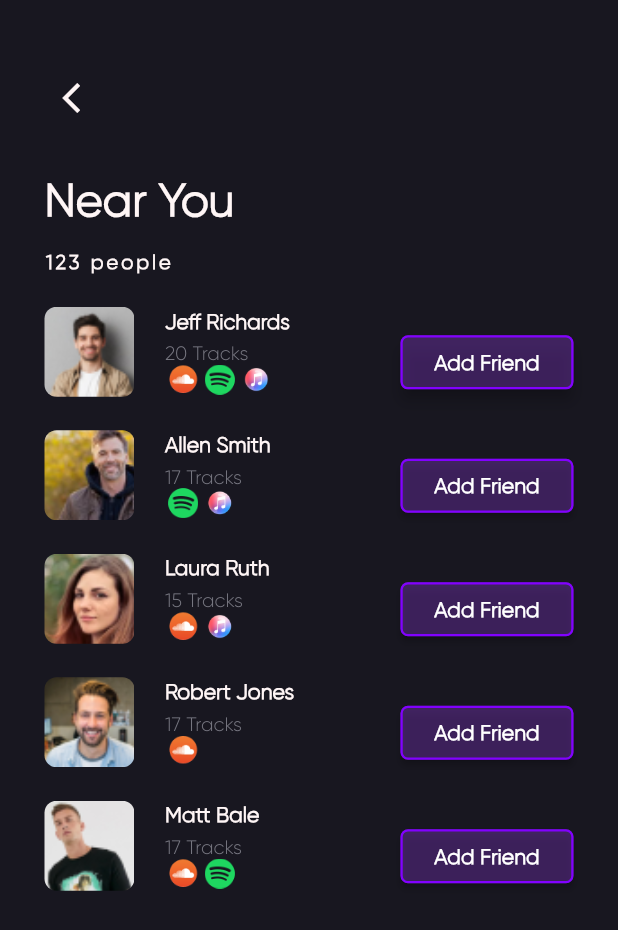
After one commit to ConvrtX-Inc/beat-bridge-mobile, a Flutter app: the NearYouScreen screen opened by its route, on a phone screen of 412 x 824 dp. The commit adds this screen. Shown: the top 930 px of the screen. Run offline on Flutter 3.47's test engine with Material 2 defaults, Android fonts, the phone set to English and light mode, and no system bars; our stand-ins replace animated_splash_screen, flutter_dotenv, flutter_screenutil, flutter_svg, flutter_switch, logger and 3 more; missing offline and left inert: bs_flutter_modal, spotify, spotify_sdk.

Commit message:
add friends screen / outlined button widget

```diff
--- a/lib/configurations/routes/route_generator.dart
+++ b/lib/configurations/routes/route_generator.dart
@@ -5,6 +5,8 @@ import 'package:beatbridge/screens/auths/forgot_password/screens/verify_email.da
 import 'package:beatbridge/screens/auths/logins/screens/login.dart';
 import 'package:beatbridge/screens/auths/logins/screens/login_input.dart';
 import 'package:beatbridge/screens/auths/registers/screens/register.dart';
+import 'package:beatbridge/screens/main_navigations/friends/screens/friend.dart';
+import 'package:beatbridge/screens/main_navigations/friends/screens/near_you.dart';
 import 'package:beatbridge/screens/main_navigations/links/screens/link_landing_page.dart';
 import 'package:beatbridge/screens/main_navigations/links/screens/select_platform_to_link.dart';
 import 'package:beatbridge/screens/main_navigations/links/screens/test_spot.dart';
@@ -65,14 +67,15 @@ class RouteGenerator {
       case '/select_platform':
         return MaterialPageRoute<dynamic>(
             builder: (_) => const SelectPlatformToLink());
-      case '/select_platform':
-        return MaterialPageRoute<dynamic>(
-            builder: (_) => const SelectPlatformToLink());
-      case '/test_spotify':
-        return MaterialPageRoute<dynamic>(builder: (_) => const TestSpot());
       case '/profile-settings':
         return MaterialPageRoute<dynamic>(
             builder: (_) => const ProfileSettigs());
+      case '/friends':
+        return MaterialPageRoute<dynamic>(
+            builder: (_) => const FriendScreen());
+      case '/near_you':
+        return MaterialPageRoute<dynamic>(
+            builder: (_) => const NearYouScreen());
       default:
         return _errorRoute();
     }
--- a/lib/constants/app_constants.dart
+++ b/lib/constants/app_constants.dart
@@ -287,4 +287,19 @@ class AppTextConstants {
   ///Returns select music profile you wish to add and dance on text
   static String selectMusicProfile =
       'select music profile you wish to add and dance on';
+
+  ///Returns friends text
+  static String friends = 'Friends';
+
+  ///Returns find friends text
+  static String findFriends = 'Find Friends';
+
+  ///Returns near you text
+  static String nearYou = 'Near You';
+
+  ///Returns people text
+  static String people = 'people';
+
+  ///Returns add friend text
+  static String addFriend = 'Add Friend';
 }
--- /dev/null
+++ b/lib/screens/main_navigations/friends/screens/near_you.dart
@@ -0,0 +1,141 @@
+import 'package:beatbridge/constants/app_constants.dart';
+import 'package:beatbridge/models/people_model.dart';
+import 'package:beatbridge/utils/services/static_data_service.dart';
+import 'package:beatbridge/widgets/buttons/app_outlined_button.dart';
+import 'package:flutter/foundation.dart';
+import 'package:flutter/material.dart';
+import 'package:flutter_screenutil/flutter_screenutil.dart';
+
+///Near you Screen
+class NearYouScreen extends StatefulWidget {
+  ///Constructor
+  const NearYouScreen({Key? key}) : super(key: key);
+
+  @override
+  _NearYouScreenState createState() => _NearYouScreenState();
+}
+
+class _NearYouScreenState extends State<NearYouScreen> {
+  final List<PeopleModel> peopleList =
+  StaticDataService.getPeopleListMockData();
+  @override
+  Widget build(BuildContext context) {
+    return Scaffold(
+        backgroundColor: AppColorConstants.mirage,
+        body: Padding(
+          padding: EdgeInsets.symmetric(horizontal: 27.w),
+          child: buildFriendsNearYouUI(),
+        ));
+  }
+
+  Widget buildFriendsNearYouUI() {
+    return Column(
+        crossAxisAlignment: CrossAxisAlignment.start,
+        children: <Widget>[
+          SizedBox(height: 41.h),
+          IconButton(
+              icon: Icon(
+                Icons.arrow_back_ios,
+                color: AppColorConstants.roseWhite,
+              ),
+              onPressed: () {
+                Navigator.of(context).pop();
+              }),
+          SizedBox(height: 26.h),
+
+            Text(
+              AppTextConstants.nearYou,
+              style: TextStyle(
+                  fontWeight: FontWeight.w700,
+                  color: AppColorConstants.roseWhite,
+                  fontSize: 30.sp),
+            ),
+          SizedBox(height: 16.h),
+          Text(
+            '123 ${AppTextConstants.people}',
+            style: TextStyle(
+                fontWeight: FontWeight.w700,
+                color: AppColorConstants.roseWhite,
+                letterSpacing: 2,
+                fontSize: 13.sp),
+          ),
+          Expanded(child: buildFriendNearYouList())
+        ]);
+  }
+
+  Widget buildFriendNearYouList() {
+    return ListView.builder(
+      itemCount: peopleList.length,
+      itemBuilder: (BuildContext context, int index) {
+        return buildFriendNearYouItem(index);
+      },
+    );
+  }
+
+  Widget buildFriendNearYouItem(int index) =>
+      Column(crossAxisAlignment: CrossAxisAlignment.start, children: <Widget>[
+        SizedBox(height: 22.h),
+        Row(
+          children: <Widget>[
+            Padding(
+                padding: EdgeInsets.fromLTRB(0, 0, 20.h, 0),
+                child: Container(
+                  height: 60,
+                  width: 60,
+                  decoration: BoxDecoration(
+                      borderRadius: BorderRadius.circular(8),
+                      image: DecorationImage(
+                        image: AssetImage(peopleList[index].profileImageUrl),
+                        fit: BoxFit.fitHeight,
+                      )),
+                )),
+            Column(
+              crossAxisAlignment: CrossAxisAlignment.start,
+              children: <Widget>[
+                Text(peopleList[index].name,
+                    style: TextStyle(
+                        color: AppColorConstants.roseWhite,
+                        fontWeight: FontWeight.w600,
+                        fontSize: 14)),
+                SizedBox(height: 6.h),
+                Text('${peopleList[index].totalTrackCount} Tracks',
+                    style: TextStyle(
+                        color: AppColorConstants.paleSky, fontSize: 13)),
+                buildMusicPlatformsUsedRow(context, index)
+              ],
+            ),
+            const Spacer(),
+            SizedBox(
+              width: 105.w,
+              child: AppOutlinedButton(btnText: AppTextConstants.addFriend,btnCallback: (){
+                debugPrint('Add Friend');
+              })
+            )
+          ],
+        ),
+      ]);
+
+  Widget buildMusicPlatformsUsedRow(BuildContext context, int index) {
+    return Column(children: <Widget>[
+      Row(
+        children: <Widget>[
+          for (int i = 0; i < peopleList[index].musicPlatformsUsed.length; i++)
+            Padding(padding: EdgeInsets.symmetric(horizontal: 2.w), child:Image(
+                image: AssetImage(
+                    peopleList[index].musicPlatformsUsed[i].logoImageUrl),
+                height: 20,
+                width: 20)),
+
+        ],
+      )
+    ]);
+  }
+
+
+  @override
+  void debugFillProperties(DiagnosticPropertiesBuilder properties) {
+    super.debugFillProperties(properties);
+    properties.add(IterableProperty<PeopleModel>('peopleList', peopleList));
+  }
+
+}
--- /dev/null
+++ b/lib/widgets/buttons/app_outlined_button.dart
@@ -0,0 +1,62 @@
+import 'package:flutter/foundation.dart';
+import 'package:flutter/material.dart';
+
+///App Outlined Button
+class AppOutlinedButton extends StatelessWidget {
+  ///Constructor
+  const AppOutlinedButton(
+      {Key? key,
+      Color btnColor = const Color.fromRGBO(166, 70, 255, 0.29),
+      Color btnTextColor = Colors.white,
+      String btnText = '',
+      double btnHeight = 36,
+        Color btnOutlineColor = const Color(0xFF8201FF),
+      this.btnCallback})
+      : _btnColor = btnColor,
+  _btnOutlineColor = btnOutlineColor,
+        _btnTextColor = btnTextColor,
+        _btnText = btnText,
+        _btnHeight = btnHeight,
+        super(
+          key: key,
+        );
+
+  final Color _btnColor;
+  final Color _btnOutlineColor;
+  final Color _btnTextColor;
+  final String _btnText;
+  final double _btnHeight;
+
+  ///Callback for button
+  final VoidCallback? btnCallback;
+
+  @override
+  Widget build(BuildContext context) {
+    return Container(
+        margin: const EdgeInsets.fromLTRB(0, 14, 0, 0),
+        height: _btnHeight,
+        width: double.infinity,
+        child: ElevatedButton(
+          onPressed: btnCallback,
+          autofocus: true,
+          style: ButtonStyle(
+              backgroundColor: MaterialStateProperty.all<Color>(_btnColor
+                  ),
+              shape: MaterialStateProperty.all<RoundedRectangleBorder>(
+                RoundedRectangleBorder(
+                    borderRadius: BorderRadius.circular(5),
+                    side: BorderSide(color: _btnOutlineColor, width: 1.5)),
+              )),
+          child: Text(_btnText,
+              style:
+                  TextStyle(color: _btnTextColor, fontWeight: FontWeight.bold)),
+        ));
+  }
+
+  @override
+  void debugFillProperties(DiagnosticPropertiesBuilder properties) {
+    super.debugFillProperties(properties);
+    properties
+        .add(ObjectFlagProperty<VoidCallback?>.has('btnCallback', btnCallback));
+  }
+}
```
Also changed, not shown: lib/screens/main_navigations/friends/screens/friend.dart (added, +141 -0 lines), lib/screens/main_navigations/make_queues/widgets/step_four.dart (+4 -24 lines).
